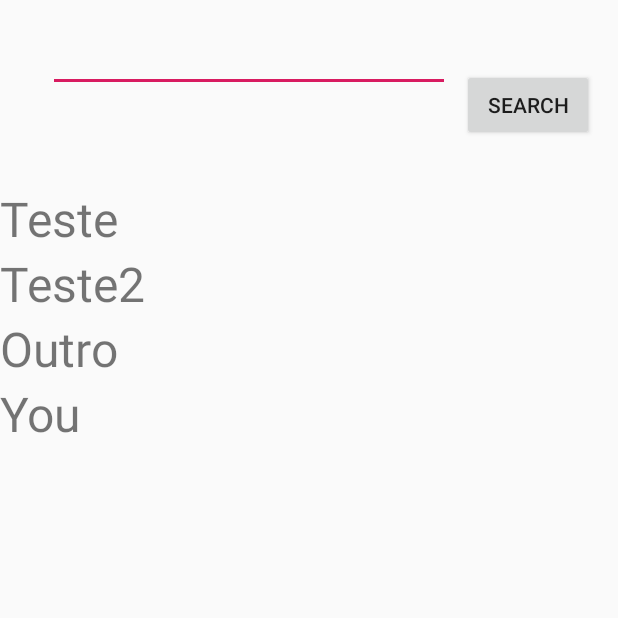
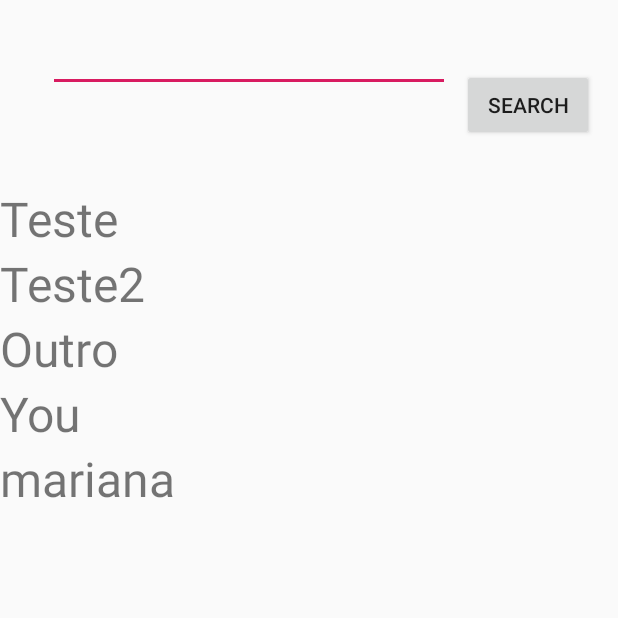
Before and after one commit to mariquirino/Desafio, an Android app: the screen it shows after launch (MainActivity), after a tap on "SEARCH", on a phone screen of 412 x 824 dp, the top half of it. Run offline under Robolectric (Android 15) with nearby library versions, the phone set to English and light mode, and no system bars.

Commit message:
refactoring and more examples

```diff
--- a/Cesar/app/src/main/java/com/mariana/cesar/MainActivity.java
+++ b/Cesar/app/src/main/java/com/mariana/cesar/MainActivity.java
@@ -16,10 +16,7 @@ import java.util.ArrayList;
 import java.util.List;
 
 public class MainActivity extends AppCompatActivity {
-    private RecyclerView recyclerView;
-    private RecyclerView.Adapter mAdapter;
     private MyAdapter adapter;
-    private RecyclerView.LayoutManager layoutManager;
 
     final List<String> myDataset = new ArrayList<>();
 
@@ -33,6 +30,7 @@ public class MainActivity extends AppCompatActivity {
         myDataset.add("Teste2");
         myDataset.add("Outro");
         myDataset.add("You");
+        myDataset.add("mariana");
 
 
         setUpRecyclerView();
@@ -42,27 +40,10 @@ public class MainActivity extends AppCompatActivity {
         Button button = findViewById(R.id.button);
         button.setOnClickListener(new View.OnClickListener() {
             public void onClick(View v) {
-//                List<String> words = new ArrayList<>();
-
-//                for (String word : myDataset) {
-//                    Verify verify = new Verify();
-//                    //Verificar pois so pega a palavra correta
-//                    if (verify.verifyPermuted(word, editText.getText().toString()) || verify.verifyTypo(word, editText.getText().toString())) {
-////                        if (verify.verifyTypo(word, editText.getText().toString())) {
-//                        words.add(word);
-////                        }
-//                    }
-//                }
-
-//                mAdapter = new Adapter(words);
-//                adapter = new Adapter(myDataset);
-
-                EditText editText = (EditText) findViewById(R.id.search);
+                EditText editText = findViewById(R.id.search);
                 adapter.getFilter().filter(editText.getText().toString());
             }
         });
-//        mAdapter = new Adapter(myDataset);
-//        recyclerView.setAdapter(mAdapter);
     }
 
     private void setUpRecyclerView() {
```
